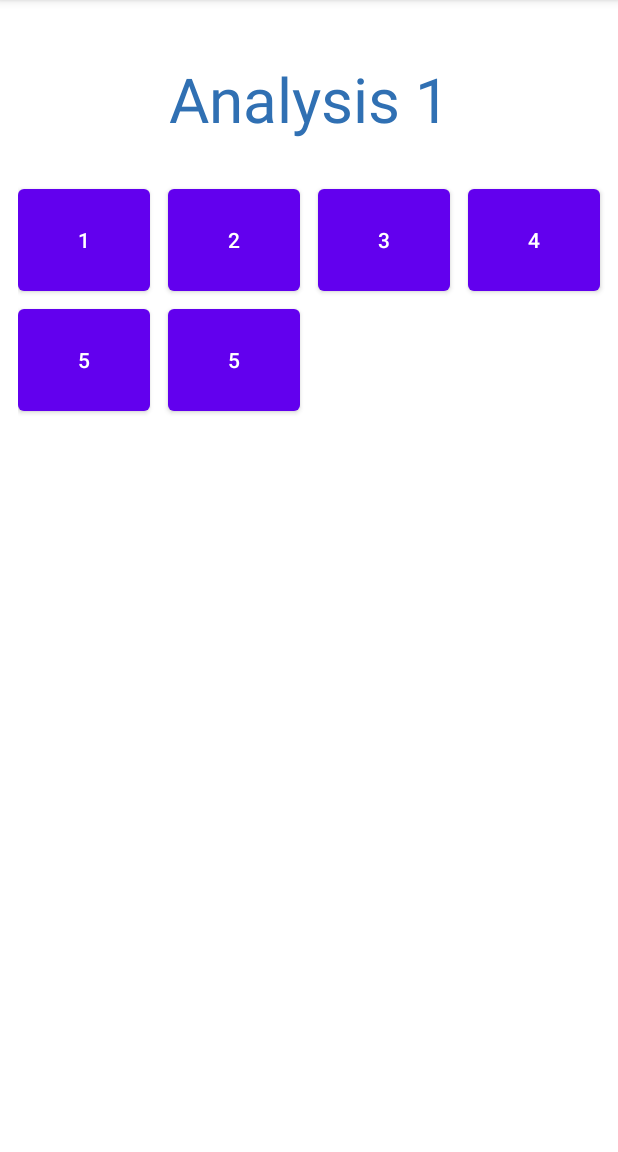
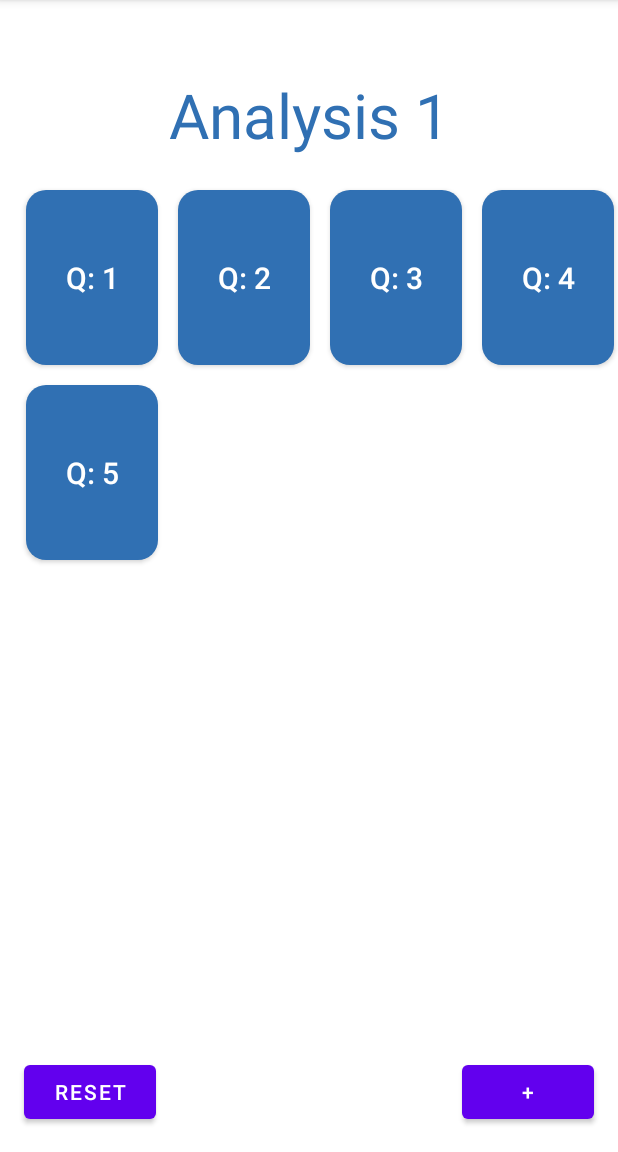
Before and after one commit to ge95bid/LearningApp, an Android app: the ThirdActivity screen opened directly, with no data from a screen before it, on a phone screen of 412 x 824 dp, the part 84-1236 px from its top. Run offline under Robolectric (Android 15) with nearby library versions, the phone set to English and light mode, and no system bars.

Commit message:
Changed Quiz structure

```diff
--- a/app/build.gradle.kts
+++ b/app/build.gradle.kts
@@ -38,4 +38,5 @@ dependencies {
     testImplementation("junit:junit:4.13.2")
     androidTestImplementation("androidx.test.ext:junit:1.1.5")
     androidTestImplementation("androidx.test.espresso:espresso-core:3.5.1")
+    implementation("com.google.code.gson:gson:2.8.9")
 }
--- a/app/src/main/java/com/example/learningapp/QuizActivity.java
+++ b/app/src/main/java/com/example/learningapp/QuizActivity.java
@@ -29,6 +29,7 @@ public class QuizActivity extends AppCompatActivity {
         quiz = (Quiztemplate) getIntent().getSerializableExtra("Question 1");
 
         TextView questiontext = findViewById(R.id.quiztext);
+
         questiontext.setText(quiz.getQuestiontext());
 
         button1 = findViewById(R.id.answer1);
@@ -69,10 +70,9 @@ public class QuizActivity extends AppCompatActivity {
                 else
                 {
                     chip.setChipBackgroundColorResource(R.color.red);
+                    setResult(RESULT_FIRST_USER);
 
                     showCorrectAnswer();
-
-                    setResult(RESULT_FIRST_USER);
 
                     finish();
                 }
@@ -121,7 +121,7 @@ public class QuizActivity extends AppCompatActivity {
                         break;
                 }
             }
-        }, 1000);
+        }, 5000);
 
     }
 
--- a/app/src/main/java/com/example/learningapp/Quiztemplate.java
+++ b/app/src/main/java/com/example/learningapp/Quiztemplate.java
@@ -1,16 +1,53 @@
 package com.example.learningapp;
 
 import java.io.Serializable;
+import java.util.Random;
 
 public class Quiztemplate implements Serializable{
     private String questiontext;
     private String[] option;
     private int answer;
 
-    Quiztemplate(String questiontext, String[] option, int answer) {
+    Quiztemplate(String questiontext, String[] option, int answerN) {
         this.questiontext = questiontext;
         this.option = option;
-        this.answer = answer;
+        this.answer = answerN;
+
+        Random rand = new Random();
+        int random = rand.nextInt(4);
+        String temp[] = option.clone();
+        int d = 0;
+
+        for(int i=0;i<option.length;i++)
+        {
+            d = i+random;
+            if(d>3)
+            {
+                d = d-4;
+                option[d] = temp[i];
+            }
+            else
+            {
+                option[d] = temp[i];
+            }
+        }
+
+        switch(random)
+        {
+            case 0:
+                answer = 0;
+                break;
+            case 1:
+                answer = 1;
+                break;
+            case 2:
+                answer = 2;
+                break;
+            case 3:
+                answer = 3;
+                break;
+        }
+
     }
 
     public String getQuestiontext() {
@@ -30,6 +67,7 @@ public class Quiztemplate implements Serializable{
     }
 
     public int getAnswer() {
+        //System.out.println(answer);
         return answer;
     }
 
--- a/app/src/main/java/com/example/learningapp/ThirdActivity.java
+++ b/app/src/main/java/com/example/learningapp/ThirdActivity.java
@@ -3,13 +3,21 @@ package com.example.learningapp;
 import android.annotation.SuppressLint;
 import android.content.Intent;
 import android.content.SharedPreferences;
+import android.graphics.drawable.GradientDrawable;
 import android.os.Bundle;
 import android.view.View;
+import android.view.ViewGroup;
 import android.widget.Button;
+import android.widget.GridLayout;
 import android.widget.Toast;
 
 import androidx.appcompat.app.AppCompatActivity;
 import com.example.learningapp.Quiztemplate;
+import com.google.gson.Gson;
+
+import java.util.ArrayList;
+import java.util.List;
+
 public class ThirdActivity extends AppCompatActivity {
     Intent i;
     Button button1;
@@ -18,10 +26,20 @@ public class ThirdActivity extends AppCompatActivity {
     Button button4;
     Button button5;
 
+
     Button reset;
 
     private static final String PREFS_NAME = "prefs";
     private static final String BUTTON_STATE_KEY_PREFIX = "button_state_";
+
+    private static final String QUESTION_KEY_PREFIX = "question_";
+
+    private Quiztemplate[] quiz = new Quiztemplate[5];
+
+    private Button[] buttons = new Button[5];
+
+
+
     @SuppressLint("MissingInflatedId")
 
     //Erstellt das View
@@ -30,24 +48,50 @@ public class ThirdActivity extends AppCompatActivity {
         super.onCreate(savedInstanceState);
         setContentView(R.layout.activity_third);
 
-        button1 = findViewById(R.id.B1);
-        button2 = findViewById(R.id.B2);
-        button3 = findViewById(R.id.B3);
-        button4 = findViewById(R.id.B4);
-        button5 = findViewById(R.id.B5);
 
-        createButtonListener(button1,1);
-        createButtonListener(button2,2);
-        createButtonListener(button3,3);
-        createButtonListener(button4,4);
-        createButtonListener(button5,5);
+        loadQuestions();
+
+        if(quiz[0] == null)
+        {
+            Toast.makeText(this, "Quiz wurde erstellt", Toast.LENGTH_SHORT).show();
+            quiz[0] = new Quiztemplate("Welche der folgenden Funktionen ist stetig, aber nicht differenzierbar?", new String[]{"|x|", "x^2", "e^x", "sin(x)"}, 0);
+            quiz[1] = new Quiztemplate("Was beschreibt die Aussage des Hauptsatzes der Differential- und Integralrechnung in Analysis 1?", new String[]{"Umkehrung der Integration.", "Der Fläche unter dem Graphen.", "Fläche über dem Graphen.", "Dem Integral der Funktion."}, 0);
+            quiz[2] = new Quiztemplate("What is the capital of France?", new String[]{"Paris", "Marseille", "Lyon", "Toulouse"}, 0);
+            quiz[3] = new Quiztemplate("What is the capital of Italy?", new String[]{"Rome", "Milan", "Naples", "Turin"}, 0);
+            quiz[4] = new Quiztemplate("What is the capital of Spain?", new String[]{"Madrid", "Barcelona", "Valencia", "Seville"}, 0);
+        }
+
+        final int length = quiz.length;
+
+        for(int i = 0;i<length;i++)
+        {
+            String text = "Q: " + (i+1);
+            createButton(i,text);
+            buttons[i] = findViewById(i);
+            createButtonListener(buttons[i],i+1);
+            loadButtonState(buttons[i],i+1);
+        }
+
+        //button1 = findViewById(R.id.B1);
+        //button2 = findViewById(R.id.B2);
+        //button3 = findViewById(R.id.B3);
+        //button4 = findViewById(R.id.B4);
+        //button5 = findViewById(R.id.B5);
+
+        //createButtonListener(button1,1);
+        //createButtonListener(button2,2);
+        //createButtonListener(button3,3);
+        //createButtonListener(button4,4);
+        //createButtonListener(button5,5);
+
+        //createButton(90,"test");
 
 
-        loadButtonState(button1,1);
-        loadButtonState(button2,2);
-        loadButtonState(button3,3);
-        loadButtonState(button4,4);
-        loadButtonState(button5,5);
+        //loadButtonState(button1,1);
+        //loadButtonState(button2,2);
+        //loadButtonState(button3,3);
+        //loadButtonState(button4,4);
+        //loadButtonState(button5,5);
 
         reset = findViewById(R.id.reset);
         //Reseted alle Buttons
@@ -58,13 +102,48 @@ public class ThirdActivity extends AppCompatActivity {
                 SharedPreferences.Editor editor = prefs.edit();
                 editor.clear();
                 editor.apply();
-                button1.setBackgroundColor(getResources().getColor(R.color.blue));
+                for(int i=0;i<length;i++)
+                {
+                    buttons[i].setBackgroundColor(getResources().getColor(R.color.blue));
+                }
+                /*button1.setBackgroundColor(getResources().getColor(R.color.blue));
                 button2.setBackgroundColor(getResources().getColor(R.color.blue));
                 button3.setBackgroundColor(getResources().getColor(R.color.blue));
                 button4.setBackgroundColor(getResources().getColor(R.color.blue));
-                button5.setBackgroundColor(getResources().getColor(R.color.blue));
+                button5.setBackgroundColor(getResources().getColor(R.color.blue));*/
             }
         });
+
+
+
+
+    }
+
+    public void createButton(int number, String text)
+    {
+        GridLayout layout = findViewById(R.id.gridLayout);
+
+        Button button = new Button(this);
+        button.setId(number);
+        button.setText(text);
+        //button.setBackgroundColor(getResources().getColor(R.color.blue));
+        button.setLayoutParams(new android.view.ViewGroup.LayoutParams(ViewGroup.LayoutParams.WRAP_CONTENT, android.view.ViewGroup.LayoutParams.WRAP_CONTENT));
+        button.setPadding(0, 0, 0, 0);
+
+        button.setTextSize(20);
+        button.setTextColor(getResources().getColor(R.color.white));
+        button.setAllCaps(false);
+        button.setHeight(175);
+        //button.setBackground(getResources().getDrawable(R.drawable.rounded_corner));
+
+        GradientDrawable shape =  new GradientDrawable();
+        shape.setCornerRadius( 20 );
+        shape.setColor(getResources().getColor(R.color.blue));
+        button.setBackground(shape);
+
+        GridLayout.LayoutParams params1 = new GridLayout.LayoutParams();
+        params1.setMargins(10, 10, 10, 10);
+        layout.addView(button,params1);
 
 
     }
@@ -75,36 +154,35 @@ public class ThirdActivity extends AppCompatActivity {
         button.setOnClickListener(new View.OnClickListener() {
             @Override
             public void onClick(View v) {
-                if(questionnumber==1) {
-                    Quiztemplate quiz1 = new Quiztemplate("What is the capital of India?", new String[]{"Delhi", "Mumbai", "Kolkata", "Chennai"}, 0);
+                /*if(questionnumber==1) {
                     i = new Intent(ThirdActivity.this, QuizActivity.class);
-                    i.putExtra("Question 1", quiz1);
+                    i.putExtra("Question 1", quiz[0]);
                     startActivityForResult(i, 1);
                 }
                 if(questionnumber==2) {
-                    Quiztemplate quiz2 = new Quiztemplate("What is the capital of Germany?", new String[]{"Berlin", "Munich", "Hamburg", "Frankfurt"}, 0);
                     i = new Intent(ThirdActivity.this, QuizActivity.class);
-                    i.putExtra("Question 1", quiz2);
+                    i.putExtra("Question 1", quiz[1]);
                     startActivityForResult(i, 2);
                 }
                 if(questionnumber==3) {
-                    Quiztemplate quiz3 = new Quiztemplate("What is the capital of France?", new String[]{"Paris", "Marseille", "Lyon", "Toulouse"}, 0);
                     i = new Intent(ThirdActivity.this, QuizActivity.class);
-                    i.putExtra("Question 1", quiz3);
+                    i.putExtra("Question 1", quiz[2]);
                     startActivityForResult(i, 3);
                 }
                 if(questionnumber==4) {
-                    Quiztemplate quiz4 = new Quiztemplate("What is the capital of Italy?", new String[]{"Rome", "Milan", "Naples", "Turin"}, 0);
                     i = new Intent(ThirdActivity.this, QuizActivity.class);
-                    i.putExtra("Question 1", quiz4);
+                    i.putExtra("Question 1", quiz[3]);
                     startActivityForResult(i, 4);
                 }
                 if(questionnumber==5) {
-                    Quiztemplate quiz5 = new Quiztemplate("What is the capital of Spain?", new String[]{"Madrid", "Barcelona", "Valencia", "Seville"}, 0);
                     i = new Intent(ThirdActivity.this, QuizActivity.class);
-                    i.putExtra("Question 1", quiz5);
+                    i.putExtra("Question 1", quiz[4]);
                     startActivityForResult(i, 5);
-                }
+                }*/
+
+                i = new Intent(ThirdActivity.this, QuizActivity.class);
+                i.putExtra("Question 1", quiz[questionnumber-1]);
+                startActivityForResult(i, questionnumber);
             }
         });
     }
@@ -114,7 +192,9 @@ public class ThirdActivity extends AppCompatActivity {
     protected void onActivityResult(int requestCode, int resultCode, Intent data) {
 
         super.onActivityResult(requestCode, resultCode, data);
-        if (requestCode == 1)
+        handleResult(resultCode, buttons[requestCode-1], requestCode);
+
+        /*if (requestCode == 1)
         {
             handleResult(resultCode, button1, 1);
         }
@@ -137,7 +217,9 @@ public class ThirdActivity extends AppCompatActivity {
         else
         {
             Toast.makeText(this, "Wurde nicht gespeichert", Toast.LENGTH_SHORT).show();
-        }
+        }*/
+
+        saveQuestions();
     }
 
     //Legt fest, ob der Button grün oder rot wird
@@ -223,4 +305,35 @@ public class ThirdActivity extends AppCompatActivity {
         return BUTTON_STATE_KEY_PREFIX + "_" + number;
     }
 
+    private void saveQuestions()
+    {
+        SharedPreferences prefs = getSharedPreferences(PREFS_NAME,MODE_PRIVATE);
+        SharedPreferences.Editor editor = prefs.edit();
+
+        Gson gson = new Gson();
+        String questionJson = gson.toJson(quiz);
+
+        editor.putString(QUESTION_KEY_PREFIX, questionJson);
+
+
+        editor.apply();
+
+    }
+
+    private void loadQuestions()
+    {
+        SharedPreferences prefs = getSharedPreferences(PREFS_NAME,MODE_PRIVATE);
+        Gson gson = new Gson();
+        String questionJson = prefs.getString(QUESTION_KEY_PREFIX, null);
+
+        if(questionJson != null)
+        {
+            quiz = gson.fromJson(questionJson, Quiztemplate[].class);
+        }
+    }
+
+    private String getQuestionKey(int i)
+    {
+        return QUESTION_KEY_PREFIX + "_" + i;
+    }
 }
--- a/app/src/main/res/layout/activity_quiz.xml
+++ b/app/src/main/res/layout/activity_quiz.xml
@@ -22,7 +22,9 @@
         android:layout_below="@id/quiztext"
         android:layout_marginTop="60dp"
         android:layout_gravity="center_horizontal"
-        android:orientation="horizontal">
+        android:orientation="horizontal"
+        app:singleLine="false"
+        app:flow_wrapMode="aligned">
 
         <com.google.android.material.chip.Chip
             android:layout_width="wrap_content"
--- a/app/src/main/res/layout/activity_third.xml
+++ b/app/src/main/res/layout/activity_third.xml
@@ -1,9 +1,33 @@
 <?xml version="1.0" encoding="utf-8"?>
-<ScrollView xmlns:android="http://schemas.android.com/apk/res/android"
+<RelativeLayout xmlns:android="http://schemas.android.com/apk/res/android"
     xmlns:tools="http://schemas.android.com/tools"
     xmlns:app="http://schemas.android.com/apk/res-auto"
     android:layout_width="match_parent"
-    android:layout_height="match_parent" >
+    android:layout_height="match_parent">
+    <Button
+        android:layout_width="wrap_content"
+        android:layout_height="wrap_content"
+        android:text="+"
+        android:id="@+id/plus"
+        android:layout_margin="16dp"
+        android:layout_alignParentBottom="true"
+        android:layout_alignParentEnd="true"
+        android:layout_alignParentRight="true" />
+    <Button
+        android:id="@+id/reset"
+        android:layout_width="wrap_content"
+        android:layout_height="wrap_content"
+        android:text="reset"
+        android:layout_margin="16dp"
+        android:layout_alignParentBottom="true"
+        android:layout_alignParentEnd="false"
+        android:layout_alignParentRight="false"
+        android:layout_alignParentLeft="true"/>
+
+    <ScrollView
+        android:layout_width="match_parent"
+        android:layout_height="match_parent">
+
         <androidx.constraintlayout.widget.ConstraintLayout
             android:id="@+id/layout"
             android:layout_width="wrap_content"
@@ -12,128 +36,116 @@
             <TextView
                 android:layout_width="wrap_content"
                 android:layout_height="wrap_content"
+                android:orientation="horizontal"
                 android:text="Analysis 1"
+                android:textColor="@color/blue"
                 android:textSize="41sp"
-        android:textColor="@color/blue"
                 app:layout_constraintBottom_toBottomOf="parent"
                 app:layout_constraintEnd_toEndOf="parent"
+                app:layout_constraintHorizontal_bias="0.5"
                 app:layout_constraintStart_toStartOf="parent"
                 app:layout_constraintTop_toTopOf="parent"
-        app:layout_constraintHorizontal_bias="0.5"
-        app:layout_constraintVertical_bias="0.11"
-        android:orientation="horizontal" />
+                app:layout_constraintVertical_bias="0.11" />
 
             <GridLayout
+                android:id="@+id/gridLayout"
                 android:layout_width="wrap_content"
                 android:layout_height="wrap_content"
+                android:layout_marginHorizontal="16dp"
+                android:layout_marginVertical="120dp"
+                android:layout_marginStart="16dp"
+                android:layout_marginLeft="8dp"
                 android:layout_marginTop="16dp"
-        android:layout_marginBottom="16dp"
-        android:layout_marginStart="16dp"
                 android:layout_marginEnd="16dp"
                 android:layout_marginRight="16dp"
-        android:layout_marginLeft="8dp"
-        android:layout_marginHorizontal="16dp"
-        android:layout_marginVertical="120dp"
-        app:layout_constraintVertical_bias="0.286"
-        app:layout_constraintHorizontal_bias="0.2"
+                android:layout_marginBottom="16dp"
                 android:columnCount="4"
                 android:visibility="visible"
                 app:chipSpacing="60dp"
                 app:layout_constraintBottom_toBottomOf="parent"
                 app:layout_constraintEnd_toEndOf="parent"
-        app:layout_constraintStart_toStartOf="parent"
-        app:layout_constraintTop_toTopOf="parent" >
-
-    <Button
-        android:id="@+id/B1"
-        android:layout_width="wrap_content"
-        android:layout_height="wrap_content"
-        android:text="1"
-        android:height="80dp"
-        android:width="80dp"
-        android:layout_marginRight="12dp"
-        app:layout_constraintBottom_toBottomOf="parent"
-        app:layout_constraintEnd_toEndOf="parent"
-        app:layout_constraintHorizontal_bias="0.139"
+                app:layout_constraintHorizontal_bias="0.2"
                 app:layout_constraintStart_toStartOf="parent"
                 app:layout_constraintTop_toTopOf="parent"
-        app:layout_constraintVertical_bias="0.286" />
+                app:layout_constraintVertical_bias="0.286">
 
-    <Button
-        android:id="@+id/B2"
-        android:layout_width="wrap_content"
-        android:layout_height="wrap_content"
-        android:text="2"
-        android:layout_marginRight="12dp"
-        android:height="80dp"
-        android:width="80dp"
-        app:layout_constraintBottom_toBottomOf="parent"
-        app:layout_constraintEnd_toEndOf="parent"
-        app:layout_constraintHorizontal_bias="0.139"
-        app:layout_constraintStart_toStartOf="parent"
-        app:layout_constraintTop_toTopOf="parent"
-        app:layout_constraintVertical_bias="0.286" />
-        <Button
-            android:id="@+id/B3"
-            android:layout_width="wrap_content"
-            android:layout_height="wrap_content"
-            android:text="3"
-            android:layout_marginRight="12dp"
-            android:height="80dp"
-            android:width="80dp"
-            app:layout_constraintBottom_toBottomOf="parent"
-            app:layout_constraintEnd_toEndOf="parent"
-            app:layout_constraintHorizontal_bias="0.139"
-            app:layout_constraintStart_toStartOf="parent"
-            app:layout_constraintTop_toTopOf="parent"
-            app:layout_constraintVertical_bias="0.286" />
-        <Button
-            android:id="@+id/B4"
-            android:layout_width="wrap_content"
-            android:layout_height="wrap_content"
-            android:text="4"
-            android:layout_marginRight="12dp"
-            android:height="80dp"
-            android:width="80dp"
-            app:layout_constraintBottom_toBottomOf="parent"
-            app:layout_constraintEnd_toEndOf="parent"
-            app:layout_constraintHorizontal_bias="0.139"
-            app:layout_constraintStart_toStartOf="parent"
-            app:layout_constraintTop_toTopOf="parent"
-            app:layout_constraintVertical_bias="0.286" />
-        <Button
-            android:id="@+id/B5"
-            android:layout_width="wrap_content"
-            android:layout_height="wrap_content"
-            android:text="5"
-            android:layout_marginRight="12dp"
-            android:height="80dp"
-            android:width="80dp"
-            app:layout_constraintBottom_toBottomOf="parent"
-            app:layout_constraintEnd_toEndOf="parent"
-            app:layout_constraintHorizontal_bias="0.139"
-            app:layout_constraintStart_toStartOf="parent"
-            app:layout_constraintTop_toTopOf="parent"
-            app:layout_constraintVertical_bias="0.286" />
-        <Button
-            android:id="@+id/reset"
-            android:layout_width="wrap_content"
-            android:layout_height="wrap_content"
-            android:text="5"
-            android:layout_marginRight="12dp"
-            android:height="80dp"
-            android:width="80dp"
-            app:layout_constraintBottom_toBottomOf="parent"
-            app:layout_constraintEnd_toEndOf="parent"
-            app:layout_constraintHorizontal_bias="0.139"
-            app:layout_constraintStart_toStartOf="parent"
-            app:layout_constraintTop_toTopOf="parent"
-            app:layout_constraintVertical_bias="0.286" />
+<!--                <Button-->
+<!--                    android:id="@+id/B1"-->
+<!--                    android:layout_width="wrap_content"-->
+<!--                    android:layout_height="wrap_content"-->
+<!--                    android:layout_marginRight="12dp"-->
+<!--                    android:width="80dp"-->
+<!--                    android:height="80dp"-->
+<!--                    android:text="1"-->
+<!--                    app:layout_constraintBottom_toBottomOf="parent"-->
+<!--                    app:layout_constraintEnd_toEndOf="parent"-->
+<!--                    app:layout_constraintHorizontal_bias="0.139"-->
+<!--                    app:layout_constraintStart_toStartOf="parent"-->
+<!--                    app:layout_constraintTop_toTopOf="parent"-->
+<!--                    app:layout_constraintVertical_bias="0.286" />-->
+
+<!--                <Button-->
+<!--                    android:id="@+id/B2"-->
+<!--                    android:layout_width="wrap_content"-->
+<!--                    android:layout_height="wrap_content"-->
+<!--                    android:layout_marginRight="12dp"-->
+<!--                    android:width="80dp"-->
+<!--                    android:height="80dp"-->
+<!--                    android:text="2"-->
+<!--                    app:layout_constraintBottom_toBottomOf="parent"-->
+<!--                    app:layout_constraintEnd_toEndOf="parent"-->
+<!--                    app:layout_constraintHorizontal_bias="0.139"-->
+<!--                    app:layout_constraintStart_toStartOf="parent"-->
+<!--                    app:layout_constraintTop_toTopOf="parent"-->
+<!--                    app:layout_constraintVertical_bias="0.286" />-->
+
+<!--                <Button-->
+<!--                    android:id="@+id/B3"-->
+<!--                    android:layout_width="wrap_content"-->
+<!--                    android:layout_height="wrap_content"-->
+<!--                    android:layout_marginRight="12dp"-->
+<!--                    android:width="80dp"-->
+<!--                    android:height="80dp"-->
+<!--                    android:text="3"-->
+<!--                    app:layout_constraintBottom_toBottomOf="parent"-->
+<!--                    app:layout_constraintEnd_toEndOf="parent"-->
+<!--                    app:layout_constraintHorizontal_bias="0.139"-->
+<!--                    app:layout_constraintStart_toStartOf="parent"-->
+<!--                    app:layout_constraintTop_toTopOf="parent"-->
+<!--                    app:layout_constraintVertical_bias="0.286" />-->
+
+<!--                <Button-->
+<!--                    android:id="@+id/B4"-->
+<!--                    android:layout_width="wrap_content"-->
+<!--                    android:layout_height="wrap_content"-->
+<!--                    android:layout_marginRight="12dp"-->
+<!--                    android:width="80dp"-->
+<!--                    android:height="80dp"-->
+<!--                    android:text="4"-->
+<!--                    app:layout_constraintBottom_toBottomOf="parent"-->
+<!--                    app:layout_constraintEnd_toEndOf="parent"-->
+<!--                    app:layout_constraintHorizontal_bias="0.139"-->
+<!--                    app:layout_constraintStart_toStartOf="parent"-->
+<!--                    app:layout_constraintTop_toTopOf="parent"-->
+<!--                    app:layout_constraintVertical_bias="0.286" />-->
+
+<!--                <Button-->
+<!--                    android:id="@+id/B5"-->
+<!--                    android:layout_width="wrap_content"-->
+<!--                    android:layout_height="wrap_content"-->
+<!--                    android:layout_marginRight="12dp"-->
+<!--                    android:width="80dp"-->
+<!--                    android:height="80dp"-->
+<!--                    android:text="5"-->
+<!--                    app:layout_constraintBottom_toBottomOf="parent"-->
+<!--                    app:layout_constraintEnd_toEndOf="parent"-->
+<!--                    app:layout_constraintHorizontal_bias="0.139"-->
+<!--                    app:layout_constraintStart_toStartOf="parent"-->
+<!--                    app:layout_constraintTop_toTopOf="parent"-->
+<!--                    app:layout_constraintVertical_bias="0.286" />-->
 
 
             </GridLayout>
-
-
-
         </androidx.constraintlayout.widget.ConstraintLayout>
     </ScrollView>
+</RelativeLayout>
```
Lines whose indentation alone changed are shown as unchanged.
